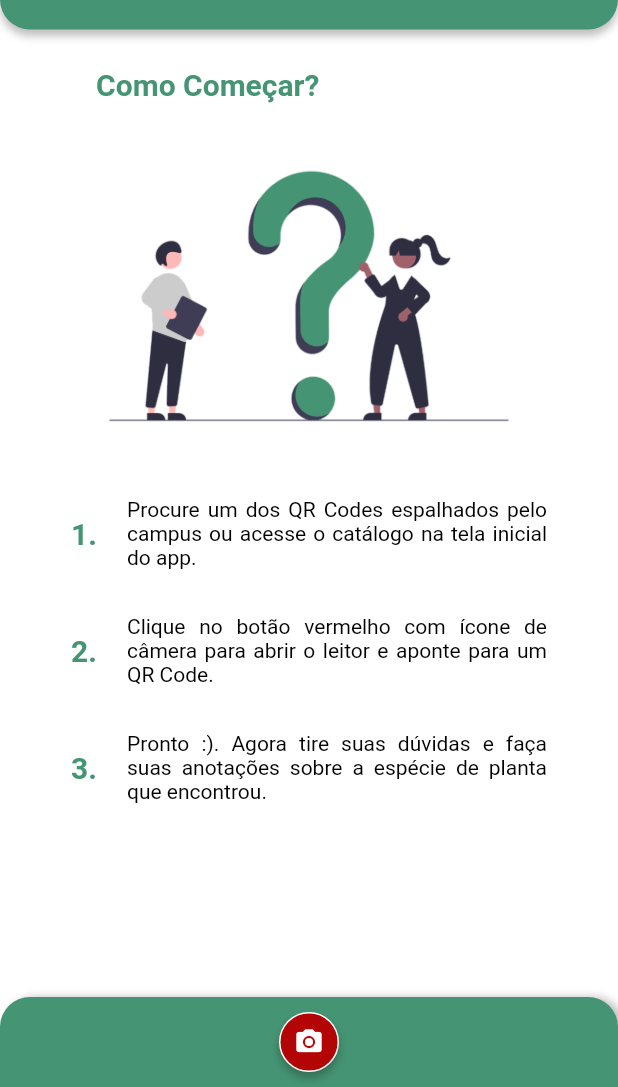
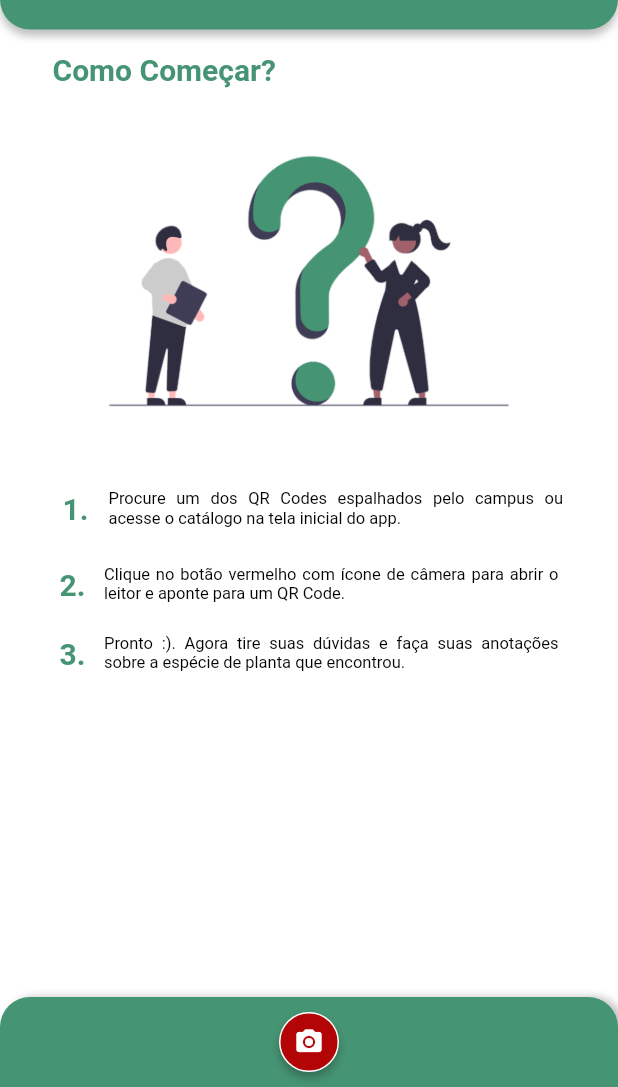
Before and after one commit to AbdeIF/PlantIFP2, a Flutter app: the TelaTutorial screen opened directly, on a phone screen of 412 x 824 dp, the part 149-1236 px from its top. Run offline on Flutter 3.47's test engine with Material 2 defaults, Android fonts, the phone set to English and light mode, and no system bars; missing offline and left inert: flutter_barcode_scanner.

Commit message:
Reajuste na responsividade.

```diff
--- a/lib/TelaTutorial.dart
+++ b/lib/TelaTutorial.dart
@@ -52,16 +52,21 @@ class TelaTutorial extends StatelessWidget {
           ),
           Positioned(
             // Conteúdo principal
-
-            top: 129,
+            top: 119,
             left: 0,
             right: 0,
-            bottom: 0,
-            child: Column(
+            bottom: 60, // Descontar a altura do botão inferior
+
+            child: ListView(
+              padding: const EdgeInsets.all(0),
               children: [
                 Container(
                   margin: const EdgeInsets.only(
-                      left: 0, top: 15, right: 135, bottom: 0),
+                    left: 35,
+                    right: 35,
+                    top: 15,
+                    bottom: 0,
+                  ),
                   child: Text(
                     'Como Começar?',
                     style: const TextStyle(
@@ -82,7 +87,7 @@ class TelaTutorial extends StatelessWidget {
                     ),
                     child: Image.asset(
                       'images/help.png',
-                      width: 400,
+                      width: 390,
                       fit: BoxFit.cover,
                     ),
                   ),
@@ -90,10 +95,12 @@ class TelaTutorial extends StatelessWidget {
                 SizedBox(height: 16),
                 Container(
                   margin: const EdgeInsets.only(top: 10, left: 35, right: 35),
+                  padding: EdgeInsets.all(1),
                   child: Row(
                     mainAxisAlignment: MainAxisAlignment.spaceEvenly,
                     children: [
                       Container(
+                        margin: EdgeInsets.all(5),
                         width: 25,
                         child: Text(
                           '1.',
@@ -107,14 +114,15 @@ class TelaTutorial extends StatelessWidget {
                         ),
                       ),
                       Container(
-                        width: 280,
+                        width: screenWidth - 109,
                         child: Text(
                           'Procure um dos QR Codes espalhados pelo campus ou acesse o catálogo na tela inicial do app.',
                           style: const TextStyle(
-                            fontSize: 14,
+                            fontSize: 11,
                             fontWeight: FontWeight.normal,
                             color: Colors.black,
                           ),
+                          softWrap: true,
                           maxLines: 5,
                           overflow: TextOverflow.ellipsis,
                           textAlign: TextAlign.justify,
@@ -124,7 +132,7 @@ class TelaTutorial extends StatelessWidget {
                   ),
                 ),
                 Container(
-                  margin: const EdgeInsets.only(top: 30, left: 35, right: 35),
+                  margin: const EdgeInsets.only(top: 20, left: 35, right: 35),
                   child: Row(
                     mainAxisAlignment: MainAxisAlignment.spaceEvenly,
                     children: [
@@ -142,11 +150,11 @@ class TelaTutorial extends StatelessWidget {
                         ),
                       ),
                       Container(
-                        width: 280,
+                        width: screenWidth - 109,
                         child: Text(
                           'Clique no botão vermelho com ícone de câmera para abrir o leitor e aponte para um QR Code.',
                           style: const TextStyle(
-                            fontSize: 14,
+                            fontSize: 11,
                             fontWeight: FontWeight.normal,
                             color: Colors.black,
                           ),
@@ -159,7 +167,7 @@ class TelaTutorial extends StatelessWidget {
                   ),
                 ),
                 Container(
-                  margin: const EdgeInsets.only(top: 30, left: 35, right: 35),
+                  margin: const EdgeInsets.only(top: 20, left: 35, right: 35),
                   child: Row(
                     mainAxisAlignment: MainAxisAlignment.spaceEvenly,
                     children: [
@@ -177,11 +185,11 @@ class TelaTutorial extends StatelessWidget {
                         ),
                       ),
                       Container(
-                        width: 280,
+                        width: screenWidth - 109,
                         child: Text(
                           'Pronto :). Agora tire suas dúvidas e faça suas anotações sobre a espécie de planta que encontrou.',
                           style: const TextStyle(
-                            fontSize: 14,
+                            fontSize: 11,
                             fontWeight: FontWeight.normal,
                             color: Colors.black,
                           ),
```
